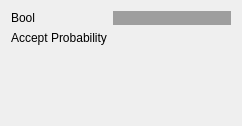
UM-ARM-Lab/unreliable-deform-manipulation, file viz_stepper/include/viz_stepper/merrrt_widget.ui: the form before one commit.
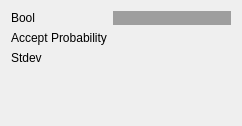
The form after the commit.

```diff
--- a/viz_stepper/include/viz_stepper/merrrt_widget.ui
+++ b/viz_stepper/include/viz_stepper/merrrt_widget.ui
@@ -57,6 +57,20 @@
      </property>
     </widget>
    </item>
+   <item row="2" column="0">
+    <widget class="QLabel" name="label">
+     <property name="text">
+      <string>Stdev</string>
+     </property>
+    </widget>
+   </item>
+   <item row="2" column="1">
+    <widget class="QLabel" name="stdev_label">
+     <property name="text">
+      <string/>
+     </property>
+    </widget>
+   </item>
   </layout>
  </widget>
  <resources/>
```
